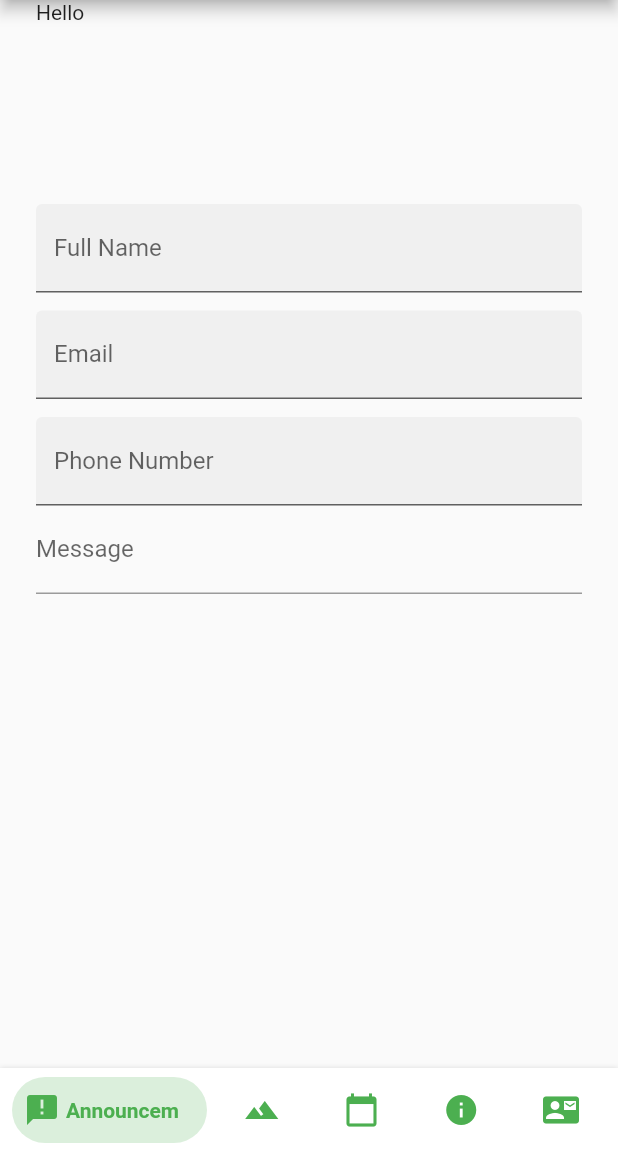
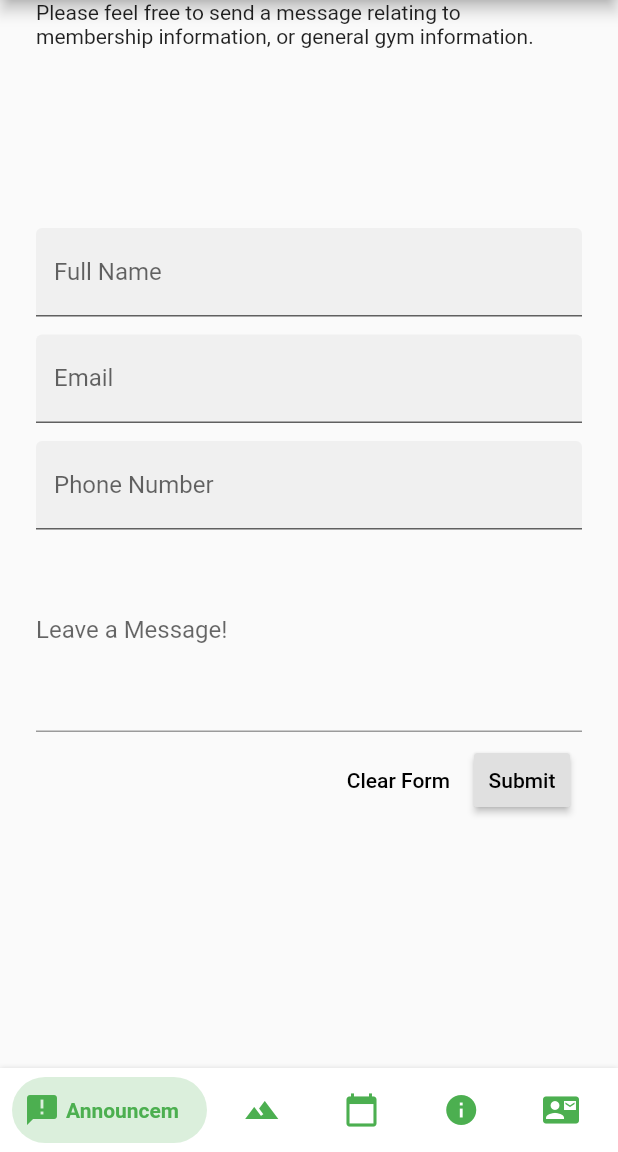
Before and after one commit to wowbob396/FightForFitness, a Flutter app: the screen it shows after launch, item 5 of the bottom bar chosen, on a phone screen of 412 x 824 dp, the part 84-1236 px from its top. Run offline on Flutter 3.47's test engine with Material 2 defaults, Android fonts, the phone set to English and light mode, and no system bars; drawn by our look-alikes of bottom_navy_bar; our stand-ins replace cloud_firestore; accounts and stored records are empty.

Commit message:
created controllesr for submission form

```diff
--- a/lib/components/ContactPage.dart
+++ b/lib/components/ContactPage.dart
@@ -1,6 +1,13 @@
 import 'package:flutter/material.dart';
 
+/// class for the contact page which handles users sending queries about gym membership
 class ContactPage extends StatelessWidget {
+
+  final _usernameController = TextEditingController();
+  final _emailController = TextEditingController();
+  final _phoneController = TextEditingController();
+  final _messageController = TextEditingController();
+
   @override
   Widget build(BuildContext context) {
     return Scaffold(
@@ -8,11 +15,12 @@ class ContactPage extends StatelessWidget {
           child: ListView(
             padding: EdgeInsets.symmetric(horizontal: 24.0),
             children: <Widget>[
-              Text("Hello"),
+              Text("Please feel free to send a message relating to membership information, or general gym information."),
               SizedBox(height: 120),
               Column(
                 children: <Widget>[
                   TextFormField(
+                    controller: _usernameController,
                     decoration: InputDecoration(
                       filled: true,
                       labelText: 'Full Name',
@@ -22,6 +30,7 @@ class ContactPage extends StatelessWidget {
                   SizedBox(height: 12.0),
 // [Password]
                   TextFormField(
+                    controller: _emailController,
                     decoration: InputDecoration(
                       filled: true,
                       labelText: 'Email',
@@ -31,24 +40,39 @@ class ContactPage extends StatelessWidget {
                   SizedBox(height: 12.0),
 // [Password]
                   TextFormField(
+                    controller: _phoneController,
                     decoration: InputDecoration(
                       filled: true,
                       labelText: 'Phone Number',
                     ),
                   ),
 // [Password]
+                  TextFormField(
+                    controller: _messageController,
+                    maxLines: 5,
+                    decoration: InputDecoration(
+                      filled: false,
+                      labelText: 'Leave a Message!',
+                    ),
 
-                  Column(
+                  ),
+                  ButtonBar(
                     children: <Widget>[
-                      TextFormField(
-
-                        decoration: InputDecoration(
-
-                          filled: false,
-                          labelText: 'Message',
-                        ),
-
+                      FlatButton(
+                        child: Text('Clear Form'),
+                        onPressed: () {
+                          _usernameController.clear();
+                          _emailController.clear();
+                          _phoneController.clear();
+                          _messageController.clear();
+                        },
                       ),
+                      RaisedButton(
+                        child: Text('Submit'),
+                        onPressed: () {
+                          // TODO: Submit the information to firebase
+                        },
+                      )
                     ],
                   ),
                 ],
```
